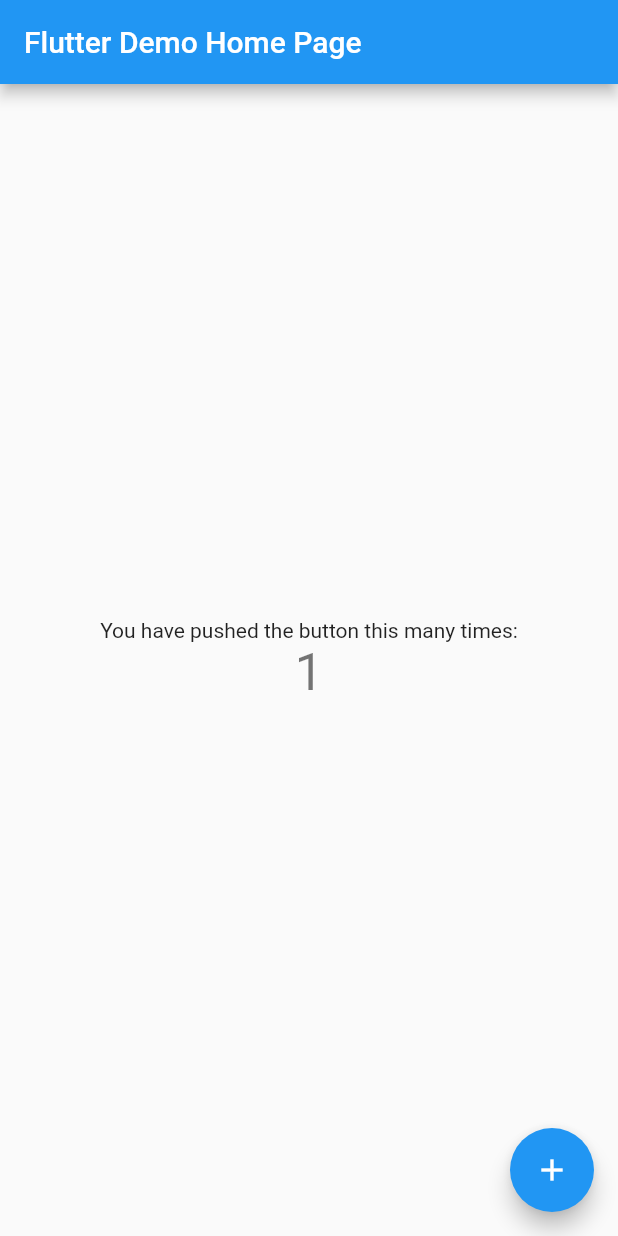
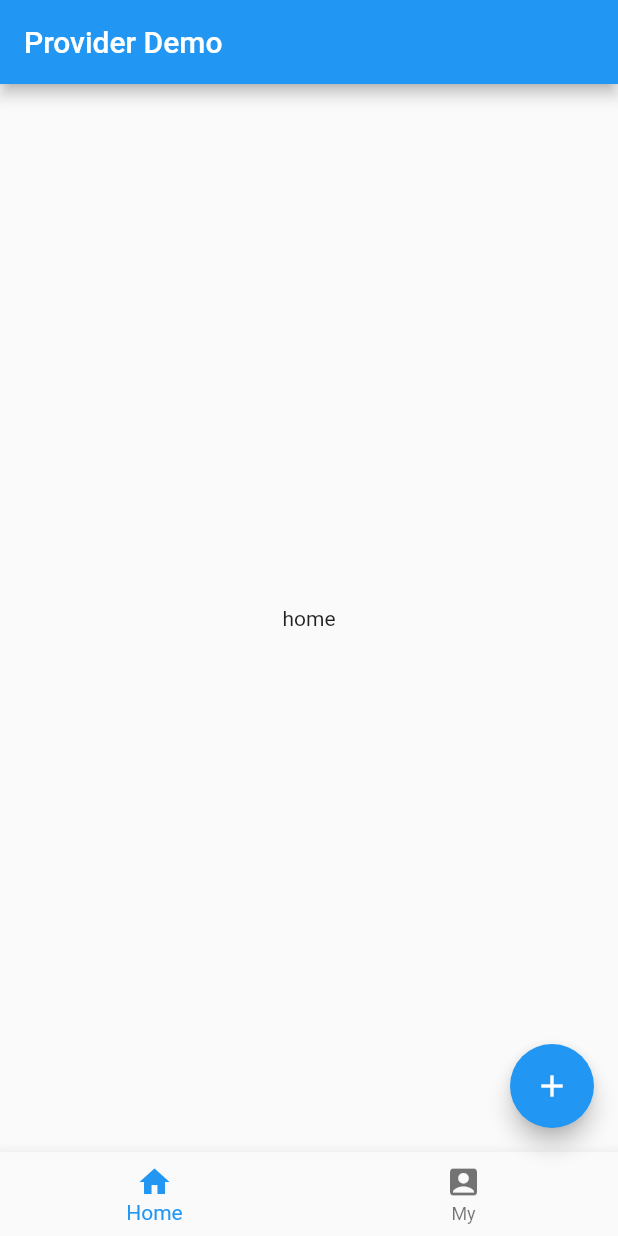
Before and after one commit to RoronoaZoro-Lee/provider_demo, a Flutter app: the screen it shows after launch, after a tap on the "add" icon, on a phone screen of 412 x 824 dp. Run offline on Flutter 3.47's test engine with Material 2 defaults, Android fonts, the phone set to English and light mode, and no system bars; accounts and stored records are empty; network calls fail.

Commit message:
添加用户model和奖励model

```diff
--- /dev/null
+++ b/lib/bottom_index/bottom_index_provider.dart
@@ -0,0 +1,14 @@
+import 'package:flutter/material.dart';
+
+class BottomIndexProvider extends ChangeNotifier {
+  int _index = 0;
+
+  int get index => _index;
+
+  void setIndex(int index) {
+    if (index != _index) {
+      _index = index;
+      notifyListeners();
+    }
+  }
+}
--- /dev/null
+++ b/lib/home_page.dart
@@ -0,0 +1,24 @@
+import 'package:flutter/material.dart';
+import 'package:provider_demo/utils/log_util.dart';
+
+class HomePage extends StatefulWidget {
+  const HomePage({Key key}) : super(key: key);
+
+  @override
+  _HomePageState createState() => _HomePageState();
+}
+
+class _HomePageState extends State<HomePage>
+    with AutomaticKeepAliveClientMixin {
+  @override
+  Widget build(BuildContext context) {
+    LogUtil.m("home page build");
+    super.build(context);
+    return Center(
+      child: Text("home"),
+    );
+  }
+
+  @override
+  bool get wantKeepAlive => true;
+}
--- a/lib/main.dart
+++ b/lib/main.dart
@@ -1,117 +1,37 @@
 import 'package:flutter/material.dart';
+import 'package:provider/provider.dart';
+import 'package:provider_demo/bottom_index/bottom_index_provider.dart';
+import 'package:provider_demo/navigator_page.dart';
+import 'package:provider_demo/reward/reward_provider.dart';
+import 'package:provider_demo/user/user_provider.dart';
 
 void main() {
-  runApp(MyApp());
+  runApp(
+    ChangeNotifierProvider(
+      create: (BuildContext context) => UserProvider(),
+      child: MyApp(),
+    ),
+  );
 }
 
 class MyApp extends StatelessWidget {
-  // This widget is the root of your application.
+  RewardProvider _rewardProvider = RewardProvider();
+
   @override
   Widget build(BuildContext context) {
     return MaterialApp(
-      title: 'Flutter Demo',
+      title: 'Provider Demo',
       theme: ThemeData(
-        // This is the theme of your application.
-        //
-        // Try running your application with "flutter run". You'll see the
-        // application has a blue toolbar. Then, without quitting the app, try
-        // changing the primarySwatch below to Colors.green and then invoke
-        // "hot reload" (press "r" in the console where you ran "flutter run",
-        // or simply save your changes to "hot reload" in a Flutter IDE).
-        // Notice that the counter didn't reset back to zero; the application
-        // is not restarted.
         primarySwatch: Colors.blue,
-        // This makes the visual density adapt to the platform that you run
-        // the app on. For desktop platforms, the controls will be smaller and
-        // closer together (more dense) than on mobile platforms.
         visualDensity: VisualDensity.adaptivePlatformDensity,
       ),
-      home: MyHomePage(title: 'Flutter Demo Home Page'),
+      home: MultiProvider(
+        providers: [
+          ChangeNotifierProvider.value(value: _rewardProvider),
+          ChangeNotifierProvider(create: (_) => BottomIndexProvider()),
+        ],
+        child: NavigatorPage(title: 'Provider Demo'),
+      ),
     );
   }
 }
-
-class MyHomePage extends StatefulWidget {
-  MyHomePage({Key key, this.title}) : super(key: key);
-
-  // This widget is the home page of your application. It is stateful, meaning
-  // that it has a State object (defined below) that contains fields that affect
-  // how it looks.
-
-  // This class is the configuration for the state. It holds the values (in this
-  // case the title) provided by the parent (in this case the App widget) and
-  // used by the build method of the State. Fields in a Widget subclass are
-  // always marked "final".
-
-  final String title;
-
-  @override
-  _MyHomePageState createState() => _MyHomePageState();
-}
-
-class _MyHomePageState extends State<MyHomePage> {
-  int _counter = 0;
-
-  void _incrementCounter() {
-    setState(() {
-      // This call to setState tells the Flutter framework that something has
-      // changed in this State, which causes it to rerun the build method below
-      // so that the display can reflect the updated values. If we changed
-      // _counter without calling setState(), then the build method would not be
-      // called again, and so nothing would appear to happen.
-      _counter++;
-    });
-  }
-
-  @override
-  Widget build(BuildContext context) {
-    // This method is rerun every time setState is called, for instance as done
-    // by the _incrementCounter method above.
-    //
-    // The Flutter framework has been optimized to make rerunning build methods
-    // fast, so that you can just rebuild anything that needs updating rather
-    // than having to individually change instances of widgets.
-    return Scaffold(
-      appBar: AppBar(
-        // Here we take the value from the MyHomePage object that was created by
-        // the App.build method, and use it to set our appbar title.
-        title: Text(widget.title),
-      ),
-      body: Center(
-        // Center is a layout widget. It takes a single child and positions it
-        // in the middle of the parent.
-        child: Column(
-          // Column is also a layout widget. It takes a list of children and
-          // arranges them vertically. By default, it sizes itself to fit its
-          // children horizontally, and tries to be as tall as its parent.
-          //
-          // Invoke "debug painting" (press "p" in the console, choose the
-          // "Toggle Debug Paint" action from the Flutter Inspector in Android
-          // Studio, or the "Toggle Debug Paint" command in Visual Studio Code)
-          // to see the wireframe for each widget.
-          //
-          // Column has various properties to control how it sizes itself and
-          // how it positions its children. Here we use mainAxisAlignment to
-          // center the children vertically; the main axis here is the vertical
-          // axis because Columns are vertical (the cross axis would be
-          // horizontal).
-          mainAxisAlignment: MainAxisAlignment.center,
-          children: <Widget>[
-            Text(
-              'You have pushed the button this many times:',
-            ),
-            Text(
-              '$_counter',
-              style: Theme.of(context).textTheme.headline4,
-            ),
-          ],
-        ),
-      ),
-      floatingActionButton: FloatingActionButton(
-        onPressed: _incrementCounter,
-        tooltip: 'Increment',
-        child: Icon(Icons.add),
-      ), // This trailing comma makes auto-formatting nicer for build methods.
-    );
-  }
-}
--- /dev/null
+++ b/lib/my_page.dart
@@ -0,0 +1,128 @@
+import 'package:flutter/material.dart';
+import 'package:provider/provider.dart';
+import 'package:provider_demo/reward/reward_provider.dart';
+import 'package:provider_demo/user/user_provider.dart';
+import 'package:provider_demo/utils/log_util.dart';
+
+class MyPage extends StatefulWidget {
+  const MyPage({Key key}) : super(key: key);
+
+  @override
+  _MyPageState createState() => _MyPageState();
+}
+
+class _MyPageState extends State<MyPage> with AutomaticKeepAliveClientMixin {
+  @override
+  void initState() {
+    WidgetsBinding.instance.endOfFrame.then((value) => {
+          LogUtil.m("end of frame"),
+          context.read<RewardProvider>().initReward(),
+        });
+    super.initState();
+  }
+
+  @override
+  Widget build(BuildContext context) {
+    LogUtil.m("my page build");
+    return Column(
+      children: [
+        _buildUser(),
+        _buildReward(),
+      ],
+    );
+  }
+
+  Widget _buildUser() {
+    LogUtil.m("my page build User");
+    LogUtil.m("${Provider.of<UserProvider>(context).state.toString()}");
+    return Card(
+      margin: EdgeInsets.all(12),
+      child: Container(
+        padding: EdgeInsets.all(12),
+        child: Row(
+          children: [
+            ClipOval(
+              child: Image.network(
+                Provider.of<UserProvider>(context).state.avatar,
+                width: 56,
+                height: 56,
+                fit: BoxFit.cover,
+              ),
+            ),
+            SizedBox(width: 10),
+            Column(
+              crossAxisAlignment: CrossAxisAlignment.start,
+              children: [
+                Text(
+                  "姓名 ： ${Provider.of<UserProvider>(context).state.userName}",
+                  style: TextStyle(
+                    fontSize: 18,
+                    color: Colors.black,
+                    fontWeight: FontWeight.bold,
+                  ),
+                ),
+                Text(
+                  "年龄 ： ${Provider.of<UserProvider>(context).state.age?.toString()}",
+                  style: TextStyle(
+                    fontSize: 14,
+                    color: Colors.black,
+                    fontWeight: FontWeight.w500,
+                  ),
+                ),
+              ],
+            ),
+          ],
+        ),
+      ),
+    );
+  }
+
+  Widget _buildReward() {
+    LogUtil.m("my page build Reward");
+    return Card(
+      margin: EdgeInsets.all(12),
+      child: Container(
+        padding: EdgeInsets.all(12),
+        child: Row(
+          children: [
+            _buildRewardItem(
+              "广告奖励",
+              context.watch<RewardProvider>().state?.watchAdReward?.toString(),
+            ),
+            _buildRewardItem(
+              "创作奖励",
+              context.watch<RewardProvider>().state?.creationReward?.toString(),
+            ),
+            _buildRewardItem(
+              "粉丝奖励",
+              context.watch<RewardProvider>().state?.fansReward?.toString(),
+            ),
+          ],
+        ),
+      ),
+    );
+  }
+
+  Widget _buildRewardItem(String title, String content) {
+    return Expanded(
+        child: Column(
+      children: [
+        Text(
+          title ?? '',
+          style: TextStyle(fontSize: 18, color: Colors.grey),
+        ),
+        Text(
+          content ?? '',
+          style: TextStyle(
+            fontSize: 18,
+            color: Colors.black,
+            fontWeight: FontWeight.bold,
+          ),
+        ),
+      ],
+    ));
+  }
+
+  @override
+  bool get wantKeepAlive => true;
+}
--- /dev/null
+++ b/lib/navigator_page.dart
@@ -0,0 +1,70 @@
+import 'package:flutter/material.dart';
+import 'package:provider/provider.dart';
+import 'package:provider_demo/bottom_index/bottom_index_provider.dart';
+import 'package:provider_demo/home_page.dart';
+import 'package:provider_demo/my_page.dart';
+import 'package:provider_demo/user/user_provider.dart';
+
+// const _homeIndex = 0;
+const _myIndex = 1;
+
+class NavigatorPage extends StatefulWidget {
+  NavigatorPage({Key key, this.title}) : super(key: key);
+  final String title;
+
+  @override
+  _NavigatorPageState createState() => _NavigatorPageState();
+}
+
+class _NavigatorPageState extends State<NavigatorPage> {
+  final PageController _controller = PageController(initialPage: 0);
+
+  @override
+  Widget build(BuildContext context) {
+    return Scaffold(
+      appBar: AppBar(
+        title: Text(widget.title),
+      ),
+      body: PageView(
+        //禁止PageView滑动
+        physics: NeverScrollableScrollPhysics(),
+        //PageView控制器
+        controller: _controller,
+        children: <Widget>[
+          //要显示的页面
+          HomePage(),
+          MyPage(),
+        ],
+      ),
+      bottomNavigationBar: Consumer<BottomIndexProvider>(
+        builder: (context, provider, child) {
+          return BottomNavigationBar(
+            currentIndex: provider.index,
+            onTap: (index) => _clickBottomItem(index),
+            items: [
+              BottomNavigationBarItem(icon: Icon(Icons.home), label: "Home"),
+              BottomNavigationBarItem(
+                icon: Icon(Icons.account_box),
+                label: "My",
+              ),
+            ],
+          );
+        },
+      ),
+      floatingActionButton: FloatingActionButton(
+        tooltip: 'Increment',
+        onPressed: () {},
+        child: Icon(Icons.add),
+      ),
+    );
+  }
+
+  void _clickBottomItem(int index) async {
+    if (index == _myIndex && !context.read<UserProvider>().isLogin) {
+      await Future.delayed(Duration(seconds: 1));
+      context.read<UserProvider>().login();
+    }
+    _controller.jumpToPage(index);
+    context.read<BottomIndexProvider>().setIndex(index);
+  }
+}
--- /dev/null
+++ b/lib/reward/reward_provider.dart
@@ -0,0 +1,14 @@
+import 'package:flutter/material.dart';
+
+import 'reward_state.dart';
+
+class RewardProvider extends ChangeNotifier {
+  RewardState _state;
+
+  RewardState get state => _state;
+
+  void initReward() {
+    _state = RewardState.create(100, 2034, 2234);
+    notifyListeners();
+  }
+}
--- /dev/null
+++ b/lib/reward/reward_state.dart
@@ -0,0 +1,24 @@
+class RewardState {
+  num watchAdReward;
+  num creationReward;
+  num fansReward;
+
+  RewardState() {
+    // init some variables
+  }
+
+  RewardState.create(
+    num watchAdReward,
+    num creationReward,
+    num fansReward,
+  ) {
+    this.watchAdReward = watchAdReward;
+    this.creationReward = creationReward;
+    this.fansReward = fansReward;
+  }
+
+  @override
+  String toString() {
+    return "watchAdReward:$watchAdReward, creationReward:$creationReward, fansReward:$fansReward ,";
+  }
+}
--- /dev/null
+++ b/lib/user/user_model.dart
@@ -0,0 +1,25 @@
+class UserModel {
+  String userName;
+  String phone;
+  String avatar;
+  num age;
+
+  UserModel();
+
+  UserModel.create(
+    String userName,
+    String phone,
+    String avatar,
+    num age,
+  ) {
+    this.userName = userName;
+    this.phone = phone;
+    this.avatar = avatar;
+    this.age = age;
+  }
+
+  @override
+  String toString() {
+    return "userName: $userName, phone: $phone, avatar: $avatar, age: $age,";
+  }
+}
--- /dev/null
+++ b/lib/user/user_provider.dart
@@ -0,0 +1,28 @@
+import 'package:flutter/material.dart';
+
+import 'user_model.dart';
+
+class UserProvider extends ChangeNotifier {
+  UserModel _state;
+
+  UserModel get state => _state;
+
+  bool get isLogin => _state != null;
+
+  ///* 登录
+  void login() {
+    _state = UserModel.create(
+      "Jonty",
+      "86-8888-8888",
+      "https://gank.io/images/d6bba8cf5b8c40f9ad229844475e9149",
+      18,
+    );
+    notifyListeners();
+  }
+
+  ///* 退出
+  void logout() {
+    _state = null;
+    notifyListeners();
+  }
+}
```
Also changed, not shown: 2 other files.
